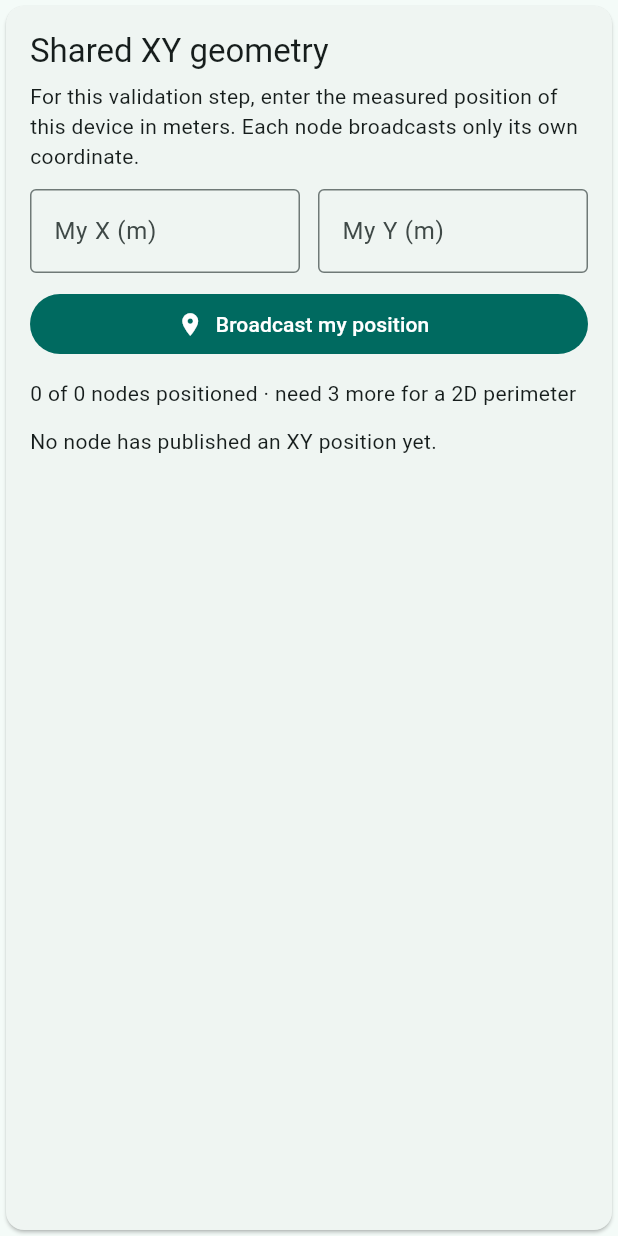
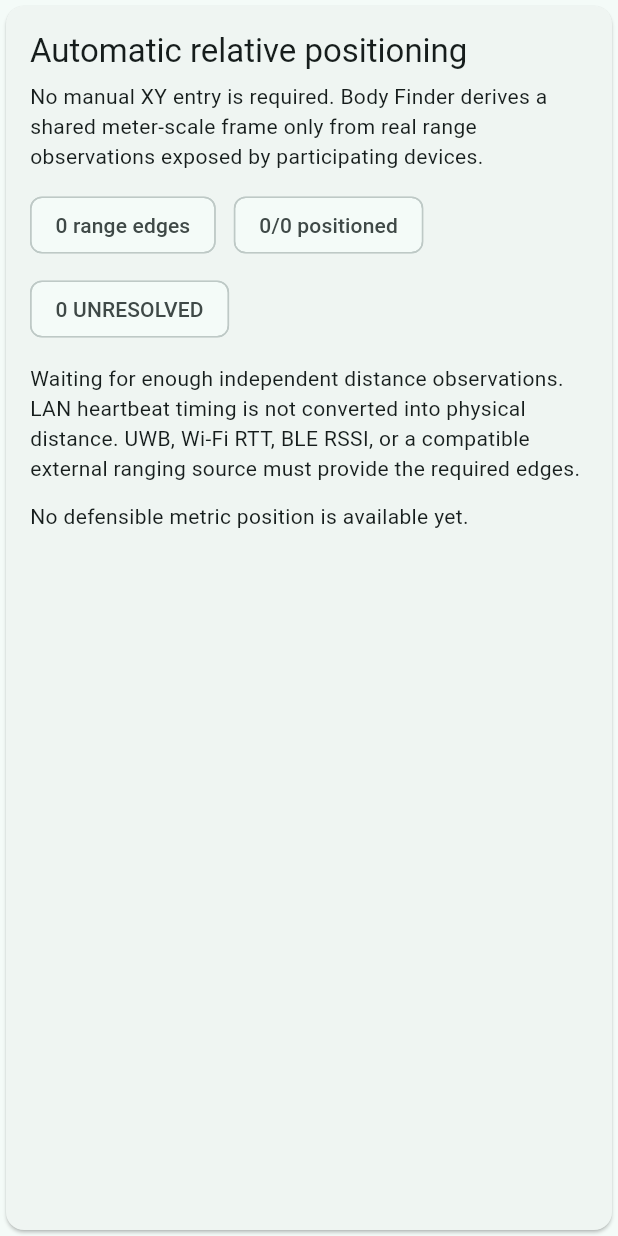
Before and after one commit to Trochez/body_finder, a Flutter app: the NodeGeometryPanel widget shown alone on an empty page, opened directly with empty values, on a phone screen of 412 x 824 dp. Run offline on Flutter 3.47's test engine with Material 3 defaults, Android fonts, the phone set to English and light mode, and no system bars.

Commit message:
feat: replace manual XY controls with automatic geometry status

```diff
--- a/lib/presentation/node_geometry_panel.dart
+++ b/lib/presentation/node_geometry_panel.dart
@@ -7,7 +7,7 @@ import '../application/session/peer_registry.dart';
 import '../domain/geometry/vec2.dart';
 import '../infrastructure/network/lan_peer_discovery.dart';
 
-class NodeGeometryPanel extends StatefulWidget {
+class NodeGeometryPanel extends StatelessWidget {
   const NodeGeometryPanel({
     super.key,
     required this.discovery,
@@ -18,47 +18,11 @@ class NodeGeometryPanel extends StatefulWidget {
   final PeerDiscoverySnapshot snapshot;
 
   @override
-  State<NodeGeometryPanel> createState() => _NodeGeometryPanelState();
-}
-
-class _NodeGeometryPanelState extends State<NodeGeometryPanel> {
-  final _xController = TextEditingController();
-  final _yController = TextEditingController();
-  String? _inputError;
-
-  @override
-  void dispose() {
-    _xController.dispose();
-    _yController.dispose();
-    super.dispose();
-  }
-
-  void _applyPosition() {
-    final x = double.tryParse(_xController.text.trim().replaceAll(',', '.'));
-    final y = double.tryParse(_yController.text.trim().replaceAll(',', '.'));
-    if (x == null || y == null || !x.isFinite || !y.isFinite) {
-      setState(() => _inputError = 'Enter valid X and Y values in meters.');
-      return;
-    }
-    widget.discovery.updateLocalPosition(Vec2(x, y));
-    setState(() => _inputError = null);
-  }
-
-  void _clearPosition() {
-    widget.discovery.updateLocalPosition(null);
-    _xController.clear();
-    _yController.clear();
-    setState(() => _inputError = null);
-  }
-
-  @override
   Widget build(BuildContext context) {
-    final positioned = widget.snapshot.peers
+    final positioned = snapshot.peers
         .where((peer) => peer.position != null)
         .toList(growable: false);
-    final local = widget.snapshot.peers
-        .where((peer) => peer.id == widget.snapshot.localNodeId)
-        .firstOrNull;
+    final unresolved = snapshot.unresolvedNodeIds.length;
 
     return Card(
       child: Padding(
@@ -66,69 +30,37 @@ class _NodeGeometryPanelState extends State<NodeGeometryPanel> {
         child: Column(
           crossAxisAlignment: CrossAxisAlignment.start,
           children: [
-            Text('Shared XY geometry', style: Theme.of(context).textTheme.titleLarge),
+            Text(
+              'Automatic relative positioning',
+              style: Theme.of(context).textTheme.titleLarge,
+            ),
             const SizedBox(height: 6),
             const Text(
-              'For this validation step, enter the measured position of this device in meters. Each node broadcasts only its own coordinate.',
+              'No manual XY entry is required. Body Finder derives a shared meter-scale frame only from real range observations exposed by participating devices.',
             ),
             const SizedBox(height: 12),
-            Row(
+            Wrap(
+              spacing: 12,
+              runSpacing: 8,
               children: [
-                Expanded(
-                  child: TextField(
-                    controller: _xController,
-                    keyboardType: const TextInputType.numberWithOptions(decimal: true, signed: true),
-                    decoration: const InputDecoration(
-                      labelText: 'My X (m)',
-                      border: OutlineInputBorder(),
-                    ),
-                  ),
-                ),
-                const SizedBox(width: 12),
-                Expanded(
-                  child: TextField(
-                    controller: _yController,
-                    keyboardType: const TextInputType.numberWithOptions(decimal: true, signed: true),
-                    decoration: const InputDecoration(
-                      labelText: 'My Y (m)',
-                      border: OutlineInputBorder(),
-                    ),
+                Chip(label: Text('${snapshot.rangeObservationCount} range edges')),
+                Chip(label: Text('${positioned.length}/${snapshot.nodeCount} positioned')),
+                Chip(
+                  label: Text(
+                    snapshot.has2DFrame ? '2D FRAME READY' : '$unresolved UNRESOLVED',
                   ),
                 ),
               ],
             ),
-            if (_inputError != null) ...[
-              const SizedBox(height: 8),
-              Text(
-                _inputError!,
-                style: TextStyle(color: Theme.of(context).colorScheme.error),
+            const SizedBox(height: 12),
+            if (snapshot.has2DFrame)
+              const Text(
+                'The coordinate frame is relative: origin and rotation are selected deterministically from the active range graph. Accuracy depends on the ranging sources and geometry.',
+              )
+            else
+              const Text(
+                'Waiting for enough independent distance observations. LAN heartbeat timing is not converted into physical distance. UWB, Wi-Fi RTT, BLE RSSI, or a compatible external ranging source must provide the required edges.',
               ),
-            ],
-            const SizedBox(height: 10),
-            Row(
-              children: [
-                Expanded(
-                  child: FilledButton.icon(
-                    onPressed: _applyPosition,
-                    icon: const Icon(Icons.place),
-                    label: const Text('Broadcast my position'),
-                  ),
-                ),
-                if (local?.position != null) ...[
-                  const SizedBox(width: 8),
-                  IconButton(
-                    tooltip: 'Clear my position',
-                    onPressed: _clearPosition,
-                    icon: const Icon(Icons.clear),
-                  ),
-                ],
-              ],
-            ),
-            const SizedBox(height: 12),
-            Text(
-              '${positioned.length} of ${widget.snapshot.nodeCount} nodes positioned'
-              '${positioned.length >= 3 ? ' · 2D perimeter ready' : ' · need ${math.max(0, 3 - positioned.length)} more for a 2D perimeter'}',
-            ),
             const SizedBox(height: 12),
             if (positioned.isNotEmpty)
               SizedBox(
@@ -137,20 +69,19 @@ class _NodeGeometryPanelState extends State<NodeGeometryPanel> {
                 child: CustomPaint(
                   painter: _GeometryPainter(
                     peers: positioned,
-                    localNodeId: widget.snapshot.localNodeId,
-                    coordinatorId: widget.snapshot.coordinatorId,
+                    localNodeId: snapshot.localNodeId,
+                    coordinatorId: snapshot.coordinatorId,
                   ),
                 ),
               )
             else
-              const Text('No node has published an XY position yet.'),
+              const Text('No defensible metric position is available yet.'),
             const SizedBox(height: 8),
-            ...widget.snapshot.peers.map(
+            ...snapshot.peers.map(
               (peer) => Padding(
                 padding: const EdgeInsets.only(top: 4),
                 child: Text(
-                  '${_shortId(peer.id)} · ${peer.platform} · '
-                  '${peer.position == null ? 'position pending' : '(${peer.position!.x.toStringAsFixed(2)}, ${peer.position!.y.toStringAsFixed(2)}) m'}',
+                  '${_shortId(peer.id)} · ${peer.platform} · ${_positionText(peer)}',
                 ),
               ),
             ),
@@ -158,6 +89,16 @@ class _NodeGeometryPanelState extends State<NodeGeometryPanel> {
         ),
       ),
     );
+  }
+
+  static String _positionText(PeerRecord peer) {
+    final position = peer.position;
+    if (position == null) return 'position unresolved';
+    final sigma = peer.positionSigmaMeters;
+    final uncertainty = sigma == null || !sigma.isFinite
+        ? 'uncertainty pending'
+        : '±${sigma.toStringAsFixed(2)} m';
+    return '(${position.x.toStringAsFixed(2)}, ${position.y.toStringAsFixed(2)}) m · $uncertainty';
   }
 
   static String _shortId(String value) =>
@@ -225,7 +166,8 @@ class _GeometryPainter extends CustomPainter {
     if (points.length >= 3) {
       final boundary = convexBoundary(points).vertices;
       if (boundary.length >= 3) {
-        final path = Path()..moveTo(project(boundary.first).dx, project(boundary.first).dy);
+        final first = project(boundary.first);
+        final path = Path()..moveTo(first.dx, first.dy);
         for (final vertex in boundary.skip(1)) {
           final p = project(vertex);
           path.lineTo(p.dx, p.dy);
@@ -251,6 +193,18 @@ class _GeometryPainter extends CustomPainter {
       final p = project(peer.position!);
       final isLocal = peer.id == localNodeId;
       final isCoordinator = peer.id == coordinatorId;
+      final sigma = peer.positionSigmaMeters;
+      if (sigma != null && sigma.isFinite && sigma > 0) {
+        final scaleX = drawableWidth / math.max(0.01, maxX - minX);
+        final radius = math.min(45.0, math.max(4.0, sigma * scaleX));
+        canvas.drawCircle(
+          p,
+          radius,
+          Paint()
+            ..color = Colors.teal.withValues(alpha: 0.08)
+            ..style = PaintingStyle.fill,
+        );
+      }
       canvas.drawCircle(
         p,
         isLocal ? 9 : 7,
@@ -277,7 +231,3 @@ class _GeometryPainter extends CustomPainter {
       oldDelegate.localNodeId != localNodeId ||
       oldDelegate.coordinatorId != coordinatorId;
 }
-
-extension _FirstOrNull<T> on Iterable<T> {
-  T? get firstOrNull => isEmpty ? null : first;
-}
```
